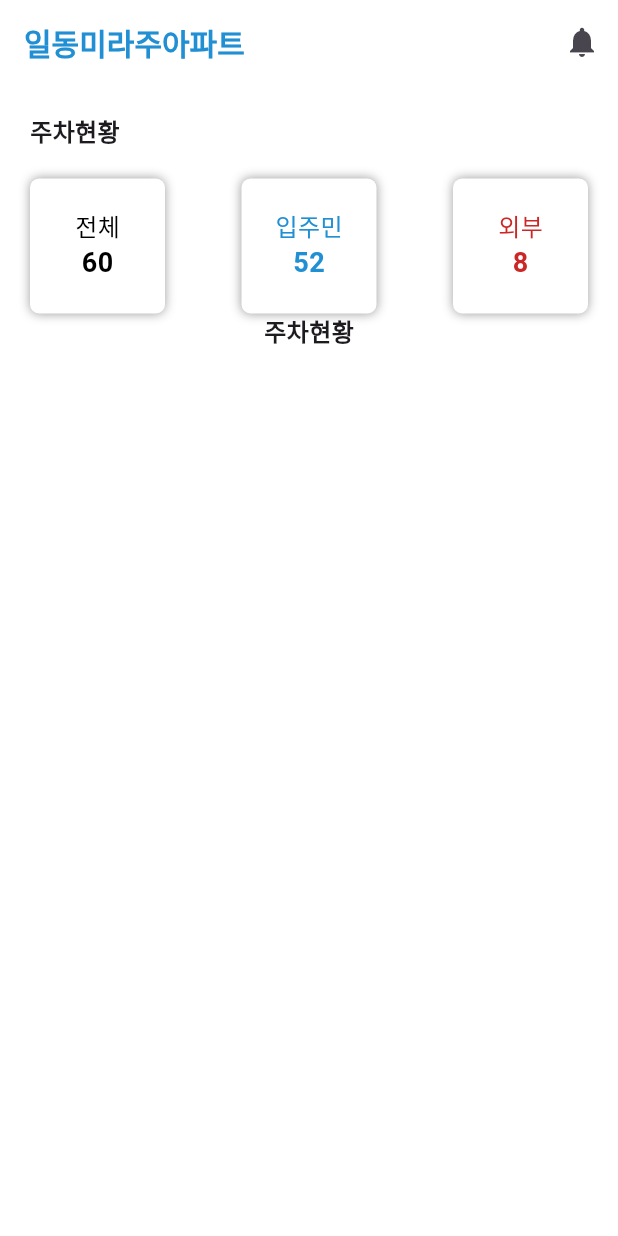
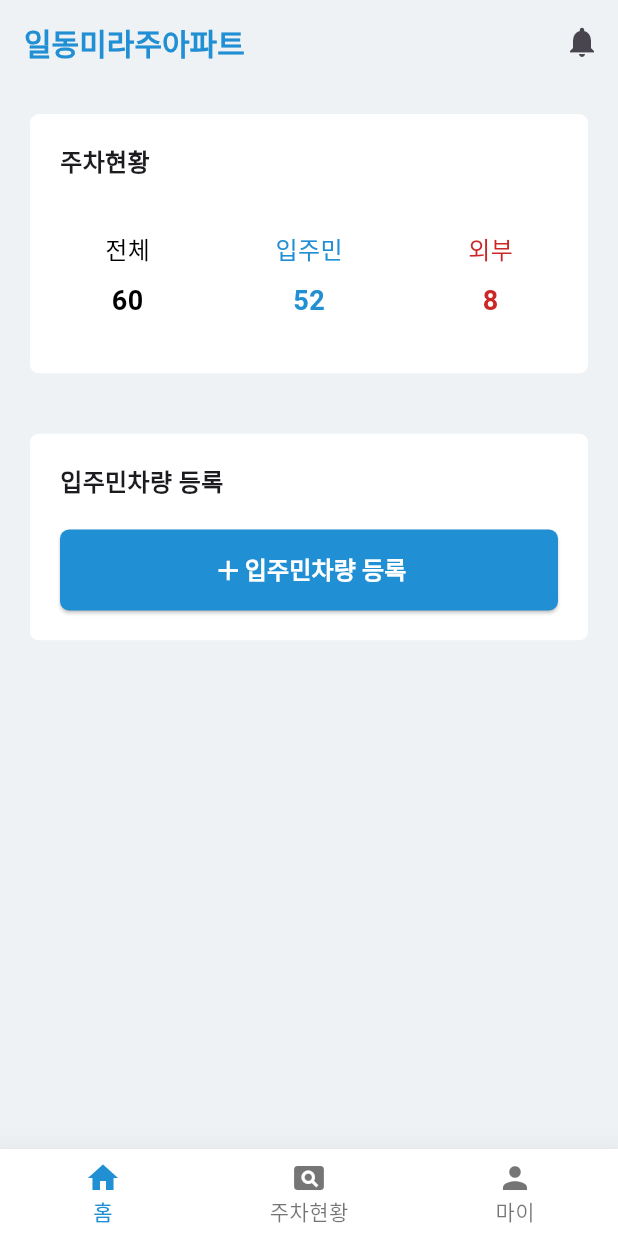
Before and after one commit to DUKE506/Parking_Flutter, a Flutter app: the screen it shows after launch, on a phone screen of 412 x 824 dp. Run offline on Flutter 3.47's test engine with Material 3 defaults, Android fonts, the light colour scheme and no system bars.

Commit message:
feat : Home UI 작업중(주차현황, 입주민차량등록)

```diff
--- a/lib/main.dart
+++ b/lib/main.dart
@@ -14,7 +14,7 @@ class MyApp extends StatelessWidget {
     return MaterialApp(
       title: 'Parking',
       theme: ThemeData(
-          scaffoldBackgroundColor: Colors.white,
+          scaffoldBackgroundColor: const Color(0xFFEEF2F5),
           primaryColor: Colors.black,
           visualDensity: VisualDensity.adaptivePlatformDensity),
       home: const App(),
--- a/lib/screens/app.dart
+++ b/lib/screens/app.dart
@@ -9,10 +9,57 @@ class App extends StatefulWidget {
 }
 
 class _AppState extends State<App> {
+  late int _currentBottomNavIndex;
+
+  @override
+  void initState() {
+    super.initState();
+    _currentBottomNavIndex = 0;
+  }
+
+  BottomNavigationBarItem _bottonNavigationBarItem(String icon, String label) {
+    Map<String, IconData> icons = {
+      'home': Icons.home,
+      'history': Icons.pageview,
+      'user': Icons.person
+    };
+
+    return BottomNavigationBarItem(
+      icon: Icon(icons[icon]),
+      activeIcon: Icon(
+        icons[icon],
+        color: Color(0xff218fd3),
+      ),
+      label: label,
+    );
+  }
+
+  Widget _bottomNavigationBar() {
+    return BottomNavigationBar(
+      backgroundColor: Colors.white,
+      elevation: 20,
+      onTap: (int index) => {
+        setState(() {
+          _currentBottomNavIndex = index;
+        })
+      },
+      currentIndex: _currentBottomNavIndex,
+      selectedItemColor: Color(0xff218fd3),
+      selectedLabelStyle: TextStyle(fontSize: 14),
+      unselectedLabelStyle: TextStyle(fontSize: 14),
+      items: [
+        _bottonNavigationBarItem('home', '홈'),
+        _bottonNavigationBarItem('history', '주차현황'),
+        _bottonNavigationBarItem('user', '마이'),
+      ],
+    );
+  }
+
   @override
   Widget build(BuildContext context) {
     return Scaffold(
       body: Home(),
+      bottomNavigationBar: _bottomNavigationBar(),
     );
   }
 }
--- a/lib/screens/home/home.dart
+++ b/lib/screens/home/home.dart
@@ -12,7 +12,7 @@ class _HomeState extends State<Home> {
   //appbar
   PreferredSizeWidget _appBar() {
     return AppBar(
-      backgroundColor: Colors.white,
+      backgroundColor: const Color(0xFFEEF2F5),
       title: Text(
         '일동미라주아파트',
         style: TextStyle(
@@ -29,7 +29,12 @@ class _HomeState extends State<Home> {
 
   //주차 현황
   Widget _parkingState() {
-    return Column(
+    return ClipRRect(
+      borderRadius: BorderRadius.circular(6),
+      child: Container(
+        color: Colors.white,
+        padding: EdgeInsets.all(20),
+        child: Column(
           crossAxisAlignment: CrossAxisAlignment.start,
           children: [
             Text(
@@ -63,19 +68,61 @@ class _HomeState extends State<Home> {
               ],
             ),
           ],
+        ),
+      ),
     );
   }
 
+  //아이콘 버튼튼
+  Widget _button() {
+    return ElevatedButton.icon(
+        style: ElevatedButton.styleFrom(
+            padding: EdgeInsets.symmetric(vertical: 15.0),
+            backgroundColor: Color(0xff218fd3),
+            shape: RoundedRectangleBorder(
+              borderRadius: BorderRadius.circular(6),
+            )),
+        onPressed: () => {},
+        label: Row(
+          mainAxisAlignment: MainAxisAlignment.center,
+          children: [
+            Icon(
+              Icons.add,
+              color: Colors.white,
+              size: 22,
+            ),
+            Text(
+              '입주민차량 등록',
+              style: TextStyle(
+                fontSize: 16,
+                fontWeight: FontWeight.bold,
+                color: Colors.white,
+              ),
+            ),
+          ],
+        ));
+  }
+
+  //입주민차량등록록
   Widget _carAdd() {
-    return Column(crossAxisAlignment: CrossAxisAlignment.start, children: [
+    return ClipRRect(
+      borderRadius: BorderRadius.circular(6),
+      child: Container(
+        padding: EdgeInsets.all(20),
+        color: Colors.white,
+        child: Column(crossAxisAlignment: CrossAxisAlignment.start, children: [
           Text(
-        '주차현황',
+            '입주민차량 등록',
             style: TextStyle(
               fontSize: 16,
               fontWeight: FontWeight.bold,
             ),
           ),
-    ]);
+          SizedBox(height: 20),
+          _button()
+        ]),
+      ),
+    );
   }
 
   Widget _bodyWidget() {
@@ -84,6 +131,9 @@ class _HomeState extends State<Home> {
       child: Column(
         children: [
           _parkingState(),
+          SizedBox(
+            height: 40,
+          ),
           _carAdd(),
         ],
       ),
--- a/lib/screens/home/widgets/parking_num_card.dart
+++ b/lib/screens/home/widgets/parking_num_card.dart
@@ -17,16 +17,9 @@ class ParkingNumCardWidget extends StatelessWidget {
       width: 90,
       height: 90,
       decoration: BoxDecoration(
-          color: Colors.white,
-          borderRadius: BorderRadius.circular(6),
-          boxShadow: [
-            BoxShadow(
-              color: Colors.grey,
-              blurRadius: 5.0,
-              spreadRadius: 0.0,
-              offset: const Offset(0, 0),
-            )
-          ]),
+        color: Colors.white,
+        borderRadius: BorderRadius.circular(6),
+      ),
       child: Center(
         child: Column(
           mainAxisAlignment: MainAxisAlignment.center,
@@ -38,6 +31,9 @@ class ParkingNumCardWidget extends StatelessWidget {
                 fontSize: 16,
                 color: color,
               ),
+            ),
+            SizedBox(
+              height: 10,
             ),
             Text(
               parkingNum.toString(),
```
Also changed, not shown: 1 other file. Lines whose indentation alone changed are shown as unchanged.
